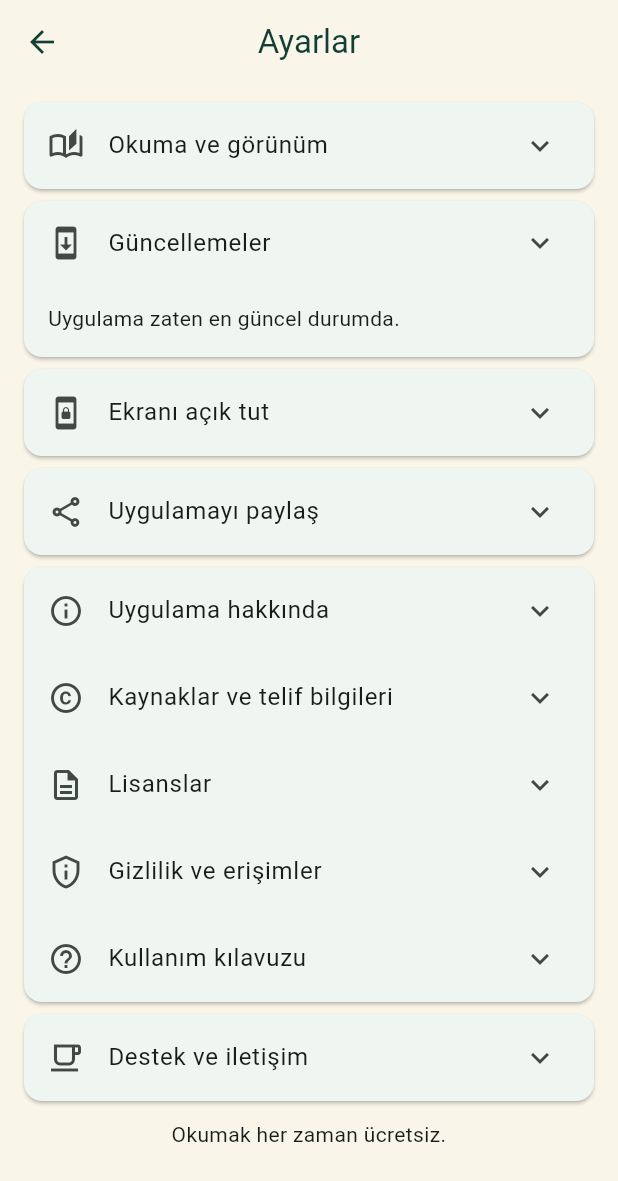
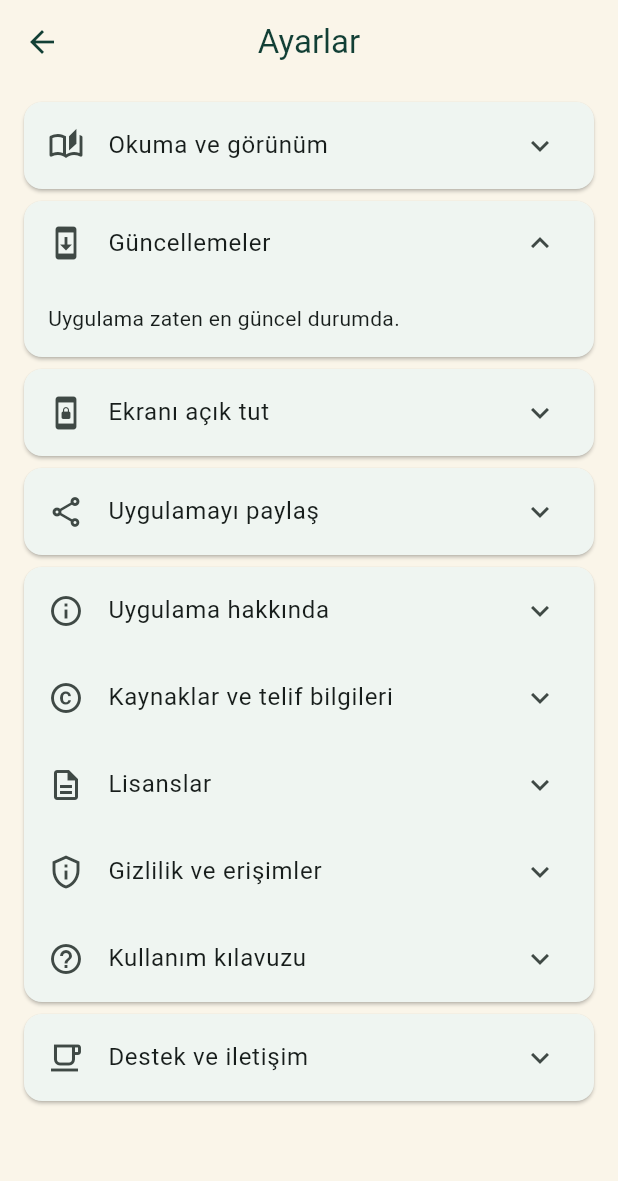
Before and after one commit to zekitazegul/cevsen_app, a Flutter app: the SettingsScreen screen opened directly with empty values, after a tap on "Güncellemeler", on a phone screen of 412 x 824 dp. Shown: the top 1181 px of the screen. Run offline on Flutter 3.47's test engine with Material 3 defaults, Android fonts, the phone set to English and light mode, and no system bars; our stand-ins replace just_audio, shared_preferences; accounts and stored records are empty.

Commit message:
Collapse updates on a second tap and remove settings footer

```diff
--- a/lib/app_update.dart
+++ b/lib/app_update.dart
@@ -35,6 +35,16 @@ class _AppUpdateTileState extends State<AppUpdateTile> {
         setState(() => status = call.arguments as String);
       }
     });
+  }
+
+  void toggleUpdates() {
+    if (revealed) {
+      setState(() => revealed = false);
+    } else if (checking || busy) {
+      setState(() => revealed = true);
+    } else {
+      check(force: true);
+    }
   }
 
   Future<void> check({bool force = false}) async {
@@ -134,8 +144,8 @@ class _AppUpdateTileState extends State<AppUpdateTile> {
                     dimension: 20,
                     child: CircularProgressIndicator(strokeWidth: 2),
                   )
-                : const Icon(Icons.expand_more),
-            onTap: checking || busy ? null : () => check(force: true),
+                : Icon(revealed ? Icons.expand_less : Icons.expand_more),
+            onTap: toggleUpdates,
           ),
           if (revealed && !checking)
             Padding(
--- a/lib/settings_screen.dart
+++ b/lib/settings_screen.dart
@@ -7,7 +7,7 @@ import 'screen_awake.dart';
 
 const supportUrl = 'https://zekitazegul.github.io/support/?lang=tr';
 const tikkieUrl = 'https://tikkie.me/pay/qp5ddh9l8i6gg1dq6bc0';
-const appVersion = '1.2.1';
+const appVersion = '1.2.2';
 
 Future<void> openExternal(BuildContext context, String url) async {
   try {
@@ -377,8 +377,6 @@ class _SettingsScreenState extends State<SettingsScreen> {
             children: const [SupportCard()],
           ),
         ),
-        const SizedBox(height: 8),
-        const Text('Okumak her zaman ücretsiz.', textAlign: TextAlign.center),
       ],
     ),
   );
--- a/pubspec.yaml
+++ b/pubspec.yaml
@@ -16,7 +16,7 @@ publish_to: 'none' # Remove this line if you wish to publish to pub.dev
 # https://developer.apple.com/library/archive/documentation/General/Reference/InfoPlistKeyReference/Articles/CoreFoundationKeys.html
 # In Windows, build-name is used as the major, minor, and patch parts
 # of the product and file versions while build-number is used as the build suffix.
-version: 1.2.1+18
+version: 1.2.2+19
 
 environment:
   sdk: ^3.13.4
--- a/tools/release-notes.json
+++ b/tools/release-notes.json
@@ -1,5 +1,5 @@
 {
-  "tr": "Yeni sürüm işareti ve güncelleme açıklamaları.",
-  "en": "New version indicator and update notes.",
-  "nl": "Melding van nieuwe versies en uitleg over updates."
+  "tr": "Güncellemeler bölümü açılıp kapatılabilir.",
+  "en": "The Updates section can be expanded and collapsed.",
+  "nl": "Het onderdeel Updates kan worden geopend en gesloten."
 }
```
Also changed, not shown: 2 other files.
